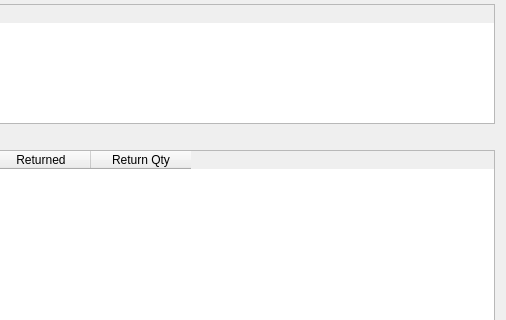
The window that Shop/dlgreturnitem.ui (End1-1/Cafe5) describes before a commit, drawn with Qt 5; both pictures show x 921 to 1427 and y 112 to 432 of the 1427 by 768 pixel window.
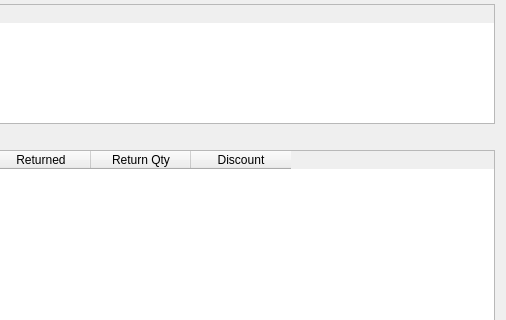
The same window after the commit. Icons and pictures are not drawn. Custom widgets are drawn as their Qt base class.

What changed in the file:
```diff
--- a/Shop/dlgreturnitem.ui
+++ b/Shop/dlgreturnitem.ui
@@ -297,6 +297,11 @@
        <string>Return Qty</string>
       </property>
      </column>
+     <column>
+      <property name="text">
+       <string>Discount</string>
+      </property>
+     </column>
     </widget>
    </item>
    <item row="5" column="0">
```
